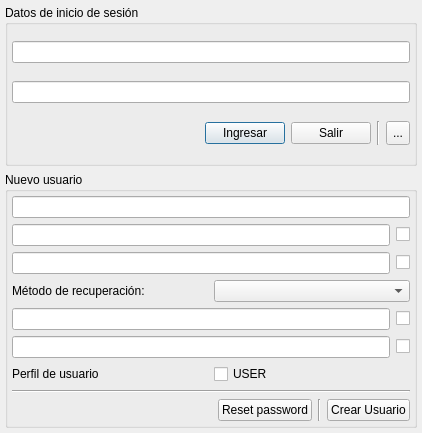
Old version of the form logindialog.ui in the repository lincolningaroca/xxxApp.
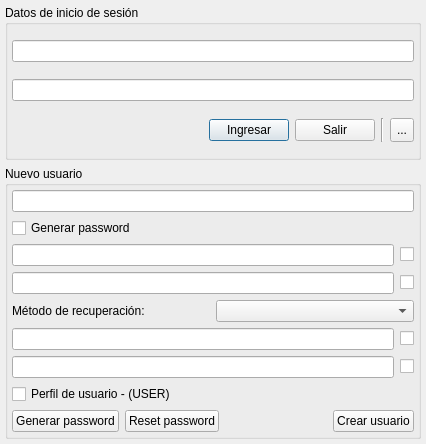
New version of the form. Icons and pictures are not drawn.

Commit message: Code improvements, form desing.

The edit to the form file:
```diff
--- a/logindialog.ui
+++ b/logindialog.ui
@@ -6,8 +6,8 @@
    <rect>
     <x>0</x>
     <y>0</y>
-    <width>422</width>
-    <height>433</height>
+    <width>426</width>
+    <height>444</height>
    </rect>
   </property>
   <property name="windowTitle">
@@ -134,9 +134,6 @@
          <string>Nuevo usuario</string>
         </property>
         <layout class="QVBoxLayout" name="verticalLayout_2">
-         <property name="spacing">
-          <number>6</number>
-         </property>
          <property name="leftMargin">
           <number>4</number>
          </property>
@@ -152,6 +149,13 @@
          <item>
           <widget class="QLineEdit" name="txtNewUser"/>
          </item>
+         <item>
+          <widget class="QCheckBox" name="chkGenPassword">
+           <property name="text">
+            <string>Generar password</string>
+           </property>
+          </widget>
+         </item>
          <item>
           <layout class="QHBoxLayout" name="horizontalLayout_8">
            <item>
@@ -176,7 +180,11 @@
          <item>
           <layout class="QHBoxLayout" name="horizontalLayout_7">
            <item>
-            <widget class="QLineEdit" name="txtRePassword"/>
+            <widget class="QLineEdit" name="txtRePassword">
+             <property name="placeholderText">
+              <string/>
+             </property>
+            </widget>
            </item>
            <item>
             <widget class="QCheckBox" name="checkBox_3">
@@ -252,20 +260,13 @@
          </item>
          <item>
           <layout class="QHBoxLayout" name="horizontalLayout_4">
-           <item>
-            <widget class="QLabel" name="label_2">
-             <property name="text">
-              <string>Perfil de usuario</string>
-             </property>
-            </widget>
-           </item>
            <item>
             <widget class="QCheckBox" name="checkBox">
              <property name="layoutDirection">
               <enum>Qt::LeftToRight</enum>
              </property>
              <property name="text">
-              <string>USER</string>
+              <string>Perfil de usuario - (USER)</string>
              </property>
             </widget>
            </item>
@@ -273,15 +274,28 @@
          </item>
          <item>
           <layout class="QVBoxLayout" name="verticalLayout">
-           <item>
-            <widget class="Line" name="line_3">
-             <property name="orientation">
-              <enum>Qt::Horizontal</enum>
-             </property>
-            </widget>
-           </item>
            <item>
             <layout class="QHBoxLayout" name="horizontalLayout_2">
+             <item>
+              <widget class="QPushButton" name="btnGenPassword">
+               <property name="text">
+                <string>Generar password</string>
+               </property>
+              </widget>
+             </item>
+             <item>
+              <widget class="QPushButton" name="btnResetPassword">
+               <property name="toolTip">
+                <string>(Ctrl +Shift + P)</string>
+               </property>
+               <property name="text">
+                <string>Reset password</string>
+               </property>
+               <property name="shortcut">
+                <string>Ctrl+Shift+P</string>
+               </property>
+              </widget>
+             </item>
              <item>
               <spacer name="horizontalSpacer_2">
                <property name="orientation">
@@ -295,30 +309,10 @@
                </property>
               </spacer>
              </item>
-             <item>
-              <widget class="QPushButton" name="btnResetPassword">
-               <property name="toolTip">
-                <string>(Ctrl +Shift + P)</string>
-               </property>
-               <property name="text">
-                <string>Reset password</string>
-               </property>
-               <property name="shortcut">
-                <string>Ctrl+Shift+P</string>
-               </property>
-              </widget>
-             </item>
-             <item>
-              <widget class="Line" name="line_4">
-               <property name="orientation">
-                <enum>Qt::Vertical</enum>
-               </property>
-              </widget>
-             </item>
              <item>
               <widget class="QPushButton" name="btnCreateUser">
                <property name="text">
-                <string>Crear Usuario</string>
+                <string>Crear usuario</string>
                </property>
               </widget>
              </item>
```
